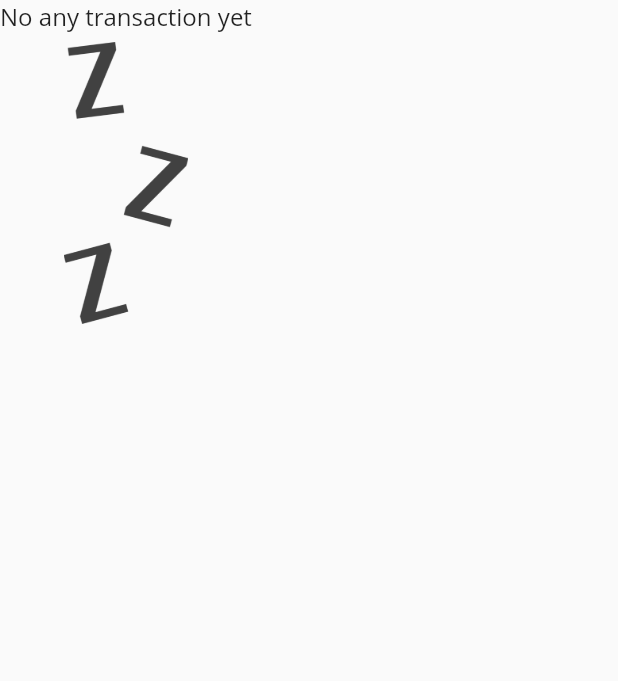
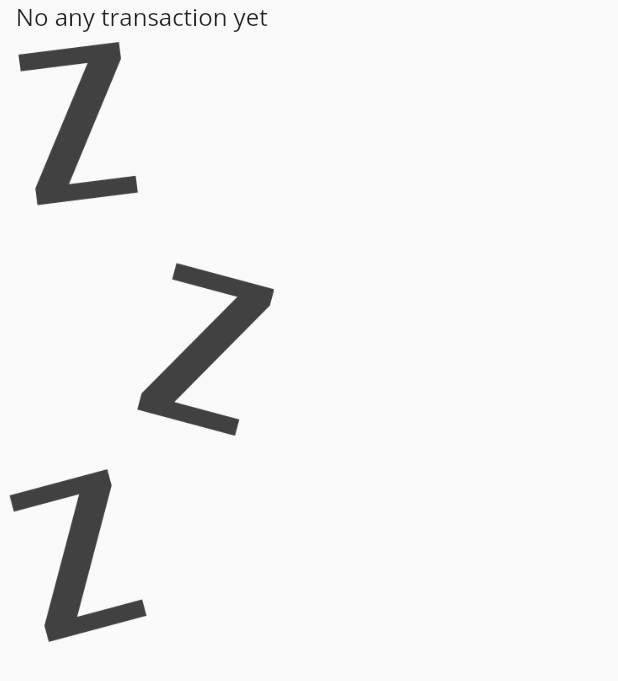
Before and after one commit to wdinau/expense-app, a Flutter app: the TransactionList widget shown alone on an empty page, opened directly with empty values, on a phone screen of 412 x 824 dp. Shown: the top 681 px of the screen. Run offline on Flutter 3.47's test engine with Material 2 defaults, Android fonts, the phone set to English and light mode, and no system bars; our stand-ins replace fpdart; statements that could not run were skipped.

Commit message:
increase responsiveness: make it horizontal friendly with a chart switcher.

```diff
--- a/lib/main.dart
+++ b/lib/main.dart
@@ -1,9 +1,11 @@
 import 'package:flutter/material.dart';
-import 'package:fpdart/fpdart.dart';
 
 import 'widgets/home_page.dart';
 
 void main() {
+  // WidgetsFlutterBinding.ensureInitialized();
+  // SystemChrome.setPreferredOrientations(
+  //     [DeviceOrientation.portraitUp, DeviceOrientation.portraitDown]);
   runApp(const MyApp());
 }
 
--- a/lib/widgets/transaction_list.dart
+++ b/lib/widgets/transaction_list.dart
@@ -12,22 +12,27 @@ class TransactionList extends StatelessWidget {
   @override
   Widget build(BuildContext context) {
     return Container(
-      height: 400,
       child: transactions.isEmpty
-          ? Column(
+          ? LayoutBuilder(builder: (context, constraint) {
+              return Column(
                 children: [
                   Text("No any transaction yet",
                       style: Theme.of(context).textTheme.titleMedium),
                   Container(
-                  height: 200,
                     padding: EdgeInsets.all(6),
+                    height: constraint.maxHeight *
+                        (MediaQuery.of(context).orientation ==
+                                Orientation.portrait
+                            ? 0.5
+                            : 0.7),
                     child: Image.asset(
                       "assets/images/waiting.png",
                       fit: BoxFit.cover,
                     ),
                   )
                 ],
-            )
+              );
+            })
           : ListView.builder(
               itemCount: transactions.length,
               itemBuilder: (context, index) {
```
Also changed, not shown: lib/widgets/chart_bar.dart (+9 -5 lines), lib/widgets/home_page.dart (+48 -15 lines). Lines whose indentation alone changed are shown as unchanged.
